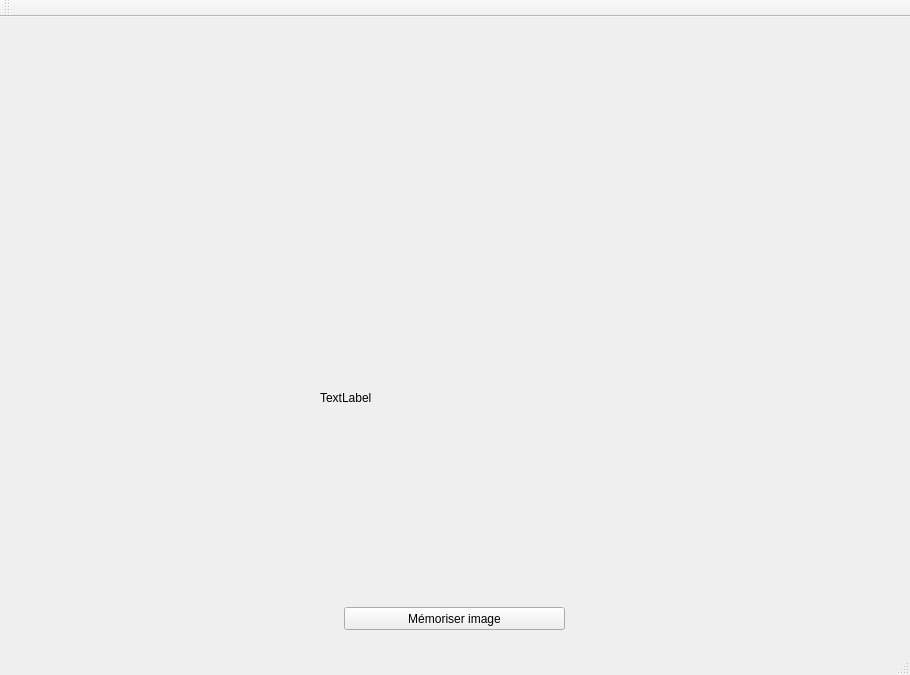
The window that mainwindow.ui (VincentBattu/trebuchet) describes before a commit, drawn with Qt 5.
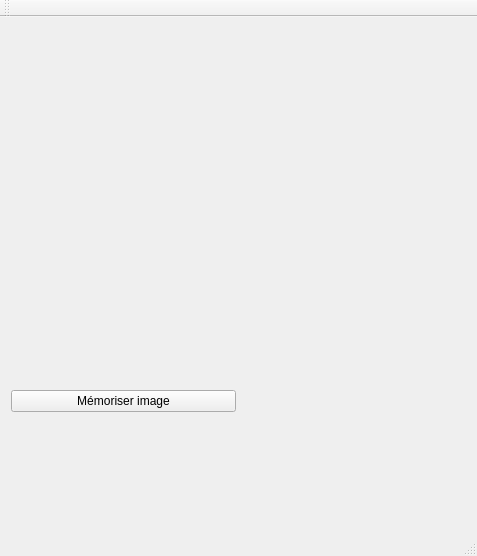
The same window after the commit. Custom widgets are drawn as their Qt base class.

What changed in the file:
```diff
--- a/mainwindow.ui
+++ b/mainwindow.ui
@@ -6,70 +6,61 @@
    <rect>
     <x>0</x>
     <y>0</y>
-    <width>910</width>
-    <height>675</height>
+    <width>477</width>
+    <height>556</height>
    </rect>
   </property>
   <property name="windowTitle">
    <string>MainWindow</string>
   </property>
   <widget class="QWidget" name="centralWidget">
-   <widget class="QLabel" name="camera">
-    <property name="geometry">
-     <rect>
-      <x>320</x>
-      <y>230</y>
-      <width>351</width>
-      <height>301</height>
-     </rect>
-    </property>
-    <property name="text">
-     <string>TextLabel</string>
-    </property>
-   </widget>
-   <widget class="myWindow" name="widget" native="true">
-    <property name="geometry">
-     <rect>
-      <x>330</x>
-      <y>20</y>
-      <width>200</width>
-      <height>200</height>
-     </rect>
-    </property>
-   </widget>
-   <widget class="QLabel" name="error">
-    <property name="geometry">
-     <rect>
-      <x>146</x>
-      <y>20</y>
-      <width>561</width>
-      <height>20</height>
-     </rect>
-    </property>
-    <property name="text">
-     <string/>
-    </property>
-   </widget>
-   <widget class="QPushButton" name="save">
-    <property name="geometry">
-     <rect>
-      <x>344</x>
-      <y>590</y>
-      <width>221</width>
-      <height>23</height>
-     </rect>
-    </property>
-    <property name="text">
-     <string>Mémoriser image</string>
-    </property>
-   </widget>
+   <layout class="QVBoxLayout" name="verticalLayout_2">
+    <item>
+     <widget class="GLWindow" name="widget" native="true">
+      <property name="minimumSize">
+       <size>
+        <width>200</width>
+        <height>200</height>
+       </size>
+      </property>
+     </widget>
+    </item>
+    <item>
+     <layout class="QHBoxLayout" name="horizontalLayout">
+      <item>
+       <layout class="QVBoxLayout" name="verticalLayout">
+        <item>
+         <widget class="QPushButton" name="save">
+          <property name="text">
+           <string>Mémoriser image</string>
+          </property>
+         </widget>
+        </item>
+       </layout>
+      </item>
+      <item>
+       <widget class="QLabel" name="camera">
+        <property name="minimumSize">
+         <size>
+          <width>200</width>
+          <height>200</height>
+         </size>
+        </property>
+        <property name="text">
+         <string/>
+        </property>
+       </widget>
+      </item>
+     </layout>
+    </item>
+   </layout>
   </widget>
   <widget class="QMenuBar" name="menuBar">
    <property name="geometry">
     <rect>
      <x>0</x>
      <y>0</y>
-     <width>910</width>
+     <width>477</width>
      <height>21</height>
     </rect>
    </property>
@@ -87,9 +78,9 @@
  <layoutdefault spacing="6" margin="11"/>
  <customwidgets>
   <customwidget>
-   <class>myWindow</class>
+   <class>GLWindow</class>
    <extends>QWidget</extends>
-   <header location="global">mywindow.h</header>
+   <header location="global">glwindow.h</header>
    <container>1</container>
   </customwidget>
  </customwidgets>
```
